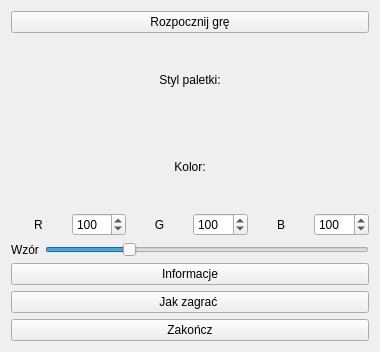
First picture: the form in gamemainwindow.ui, repository JMazur121/ArkanoidClone, before the edit.
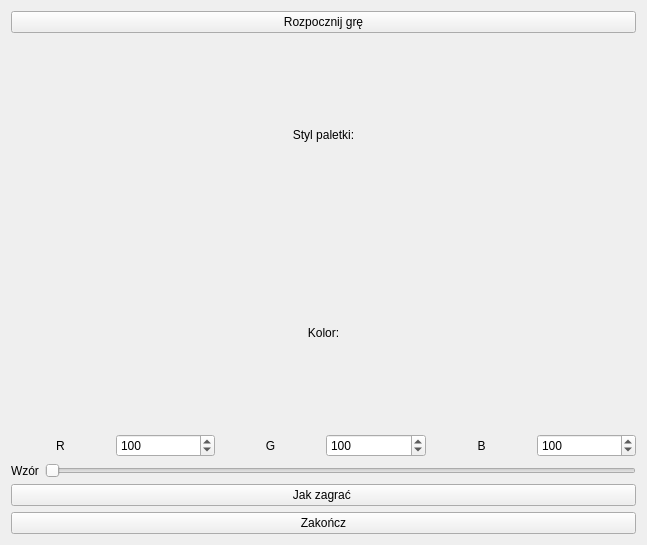
Second picture: the form after the edit.

Diff of the .ui file:
```diff
--- a/gamemainwindow.ui
+++ b/gamemainwindow.ui
@@ -6,8 +6,8 @@
    <rect>
     <x>0</x>
     <y>0</y>
-    <width>380</width>
-    <height>352</height>
+    <width>647</width>
+    <height>545</height>
    </rect>
   </property>
   <property name="windowTitle">
@@ -128,13 +128,13 @@
         <item>
          <widget class="QSlider" name="horizontalSlider">
           <property name="maximum">
-           <number>4</number>
+           <number>15</number>
           </property>
           <property name="pageStep">
            <number>1</number>
           </property>
           <property name="value">
-           <number>1</number>
+           <number>0</number>
           </property>
           <property name="orientation">
            <enum>Qt::Horizontal</enum>
@@ -143,13 +143,6 @@
         </item>
        </layout>
       </item>
-      <item>
-       <widget class="QPushButton" name="infoButton">
-        <property name="text">
-         <string>Informacje</string>
-        </property>
-       </widget>
-      </item>
       <item>
        <widget class="QPushButton" name="helpButton">
         <property name="text">
```
Left out of the diff: 19 changed lines with no effect on the pictures.
